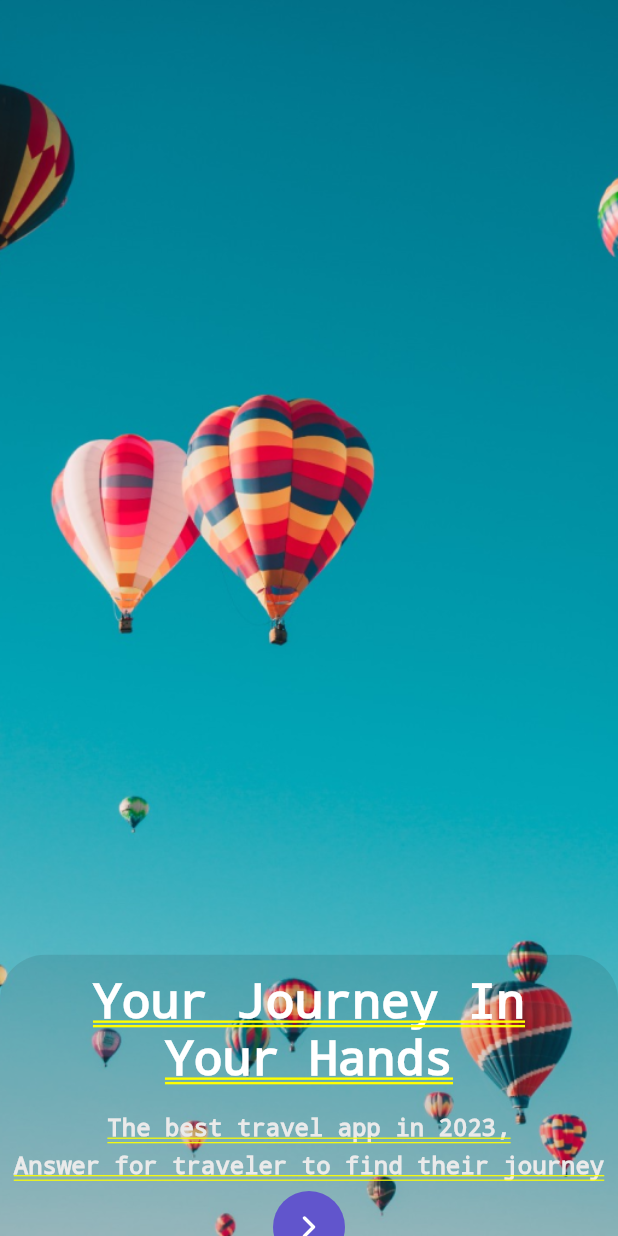
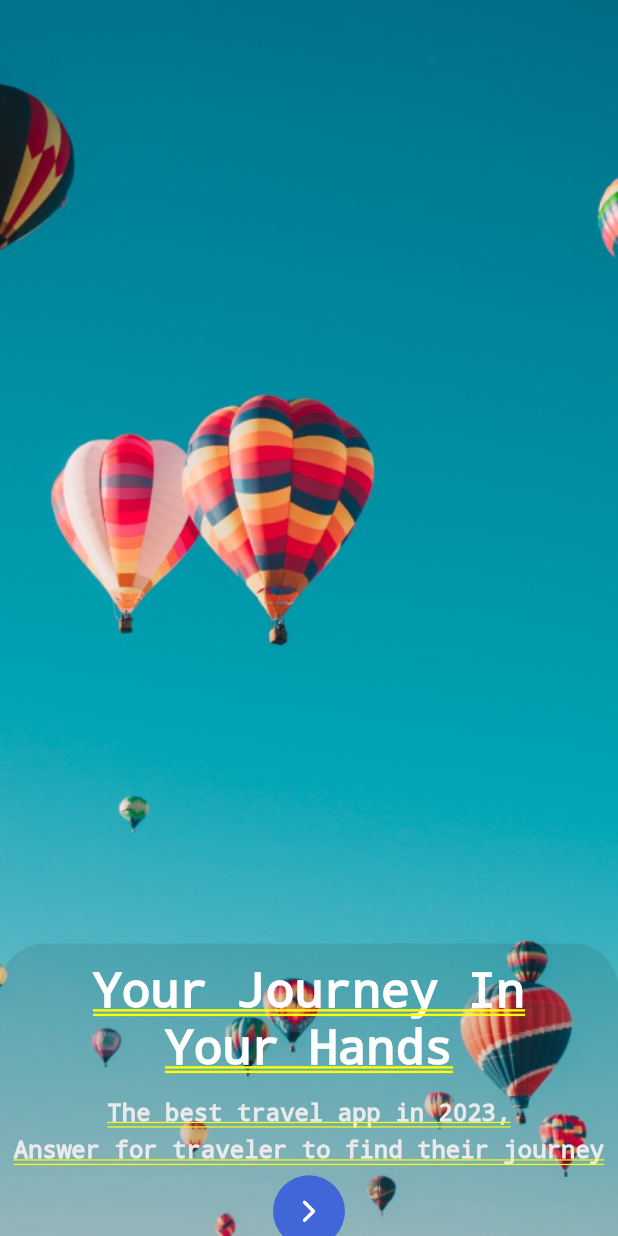
Before and after one commit to lamdv2/flutter_booking_travel_getx, a Flutter app: the first screen one second after launch, on a phone screen of 412 x 824 dp. Run offline on Flutter 3.47's test engine with Material 2 defaults, Android fonts, the phone set to English and light mode, and no system bars; our stand-ins replace cached_network_image, carousel_slider, cloud_firestore, dropdown_button2, firebase_auth, firebase_core and 20 more; missing offline and left inert: flutter_config, flutter_polyline_points, wechat_assets_picker; accounts and stored records are empty; project files that could hold a hidden picture were left out.

Commit message:
impl(fix bug): ui all screen

```diff
--- a/lib/modules/auth/auth_controller.dart
+++ b/lib/modules/auth/auth_controller.dart
@@ -160,7 +160,7 @@ class AuthController extends GetxController {
   void login(BuildContext context) async {
     AppFocus.unFocus(context);
 
-    await showDialog(
+    showDialog(
       context: context,
       barrierDismissible: true,
       builder: (context) {
@@ -184,7 +184,7 @@ class AuthController extends GetxController {
       homeController.getUserDetails(userController.userEmail.value);
       clearControllLogin();
 
-      Get.back();
+      Get.toNamed(Routes.HOME);
     } on FirebaseAuthException catch (e) {
       // ignore: use_build_context_synchronously
       wrongMessage(context, e.code);
--- a/lib/modules/home/home_screen.dart
+++ b/lib/modules/home/home_screen.dart
@@ -1,7 +1,6 @@
 import 'package:doan_clean_achitec/dark_mode.dart';
 import 'package:doan_clean_achitec/models/Destination.dart';
 import 'package:doan_clean_achitec/modules/booking/booking.dart';
-import 'package:doan_clean_achitec/modules/favorite/favorite.dart';
 import 'package:doan_clean_achitec/modules/home/home.dart';
 import 'package:doan_clean_achitec/modules/search/search.dart';
 import 'package:doan_clean_achitec/modules/tour/tour.dart';
--- a/lib/modules/home/widgets/ListDestination.dart
+++ b/lib/modules/home/widgets/ListDestination.dart
@@ -1,7 +1,5 @@
-
 import 'package:flutter/material.dart';
 
-import '../../../shared/constants/assets_helper.dart';
 import '../../../shared/utils/size_utils.dart';
 import '../../../shared/widgets/stateful/DestinationItem.dart';
 
--- a/lib/modules/intro/intro_screen.dart
+++ b/lib/modules/intro/intro_screen.dart
@@ -126,7 +126,7 @@ class _IntroScreenState extends State<IntroScreen> {
                                 duration: const Duration(milliseconds: 200),
                                 curve: Curves.easeIn);
                           } else {
-                            Get.toNamed(Routes.AUTH);
+                            Get.offAllNamed(Routes.AUTH);
                           }
                         },
                       ),
--- a/lib/modules/setting/setting_screen.dart
+++ b/lib/modules/setting/setting_screen.dart
@@ -1,4 +1,5 @@
 import 'package:doan_clean_achitec/dark_mode.dart';
+import 'package:doan_clean_achitec/modules/profile/edit_profile.dart';
 import 'package:doan_clean_achitec/routes/app_pages.dart';
 import 'package:doan_clean_achitec/shared/constants/app_style.dart';
 import 'package:doan_clean_achitec/shared/constants/colors.dart';
@@ -194,7 +195,9 @@ class SettingScreen extends StatelessWidget {
                 ),
                 ListTile(
                   onTap: () {},
-                  title: Row(
+                  title: GestureDetector(
+                    onTap: () => profileController.signUserOut(context),
+                    child: Row(
                       mainAxisAlignment: MainAxisAlignment.center,
                       children: [
                         Text(
@@ -215,6 +218,7 @@ class SettingScreen extends StatelessWidget {
                           height: 24,
                         ),
                       ],
+                    ),
                   ),
                   shape: RoundedRectangleBorder(
                     borderRadius: BorderRadius.circular(12.0),
--- a/lib/modules/splash/splash_screen.dart
+++ b/lib/modules/splash/splash_screen.dart
@@ -7,7 +7,6 @@ class SplashScreen extends StatelessWidget {
 
   @override
   Widget build(BuildContext context) {
-
     return Container(
       width: double.infinity,
       decoration: const BoxDecoration(
@@ -22,7 +21,7 @@ class SplashScreen extends StatelessWidget {
         alignment: Alignment.bottomCenter,
         child: Container(
           width: double.infinity,
-          height: getSize(250),
+          height: getSize(260),
           decoration: BoxDecoration(
             color: ColorConstants.blur,
             borderRadius: const BorderRadius.only(
@@ -35,30 +34,22 @@ class SplashScreen extends StatelessWidget {
               top: getSize(16),
             ),
             child: Column(
+              crossAxisAlignment: CrossAxisAlignment.center,
               children: [
                 const Center(
                   child: Text(
-                    "Your Journey In",
+                    "Your Journey In\nYour Hands",
                     style: TextStyle(
                       fontSize: 32,
                       color: ColorConstants.white,
                       fontWeight: FontWeight.w800,
                     ),
-                  ),
-                ),
-                const Center(
-                  child: Text(
-                    "Your Hands",
-                    style: TextStyle(
-                      fontSize: 32,
-                      color: ColorConstants.white,
-                      fontWeight: FontWeight.w800,
-                    ),
+                    textAlign: TextAlign.center,
                   ),
                 ),
                 Padding(
                   padding: EdgeInsets.only(
-                    top: getSize(24),
+                    top: getSize(20),
                   ),
                   child: const Text(
                     "The best travel app in 2023,",
@@ -84,7 +75,7 @@ class SplashScreen extends StatelessWidget {
                   height: getSize(10),
                 ),
                 CircleAvatar(
-                  backgroundColor: ColorConstants.primaryColor,
+                  backgroundColor: ColorConstants.primaryButton,
                   maxRadius: 24,
                   child: SvgPicture.asset(
                     AssetHelper.icoNextRight,
--- a/lib/modules/tour/tour_item_widget.dart
+++ b/lib/modules/tour/tour_item_widget.dart
@@ -38,7 +38,7 @@ class TourItemWidget extends StatelessWidget {
           borderRadius: BorderRadius.circular(getSize(16)),
           border: Border.all(
             color: appController.isDarkModeOn.value
-                ? ColorConstants.darkCard!.withOpacity(.4)
+                ? ColorConstants.darkCard.withOpacity(.4)
                 : ColorConstants.dividerColor.withOpacity(.4),
             width: 2,
           ),
--- a/lib/shared/constants/assets_helper.dart
+++ b/lib/shared/constants/assets_helper.dart
@@ -155,6 +155,9 @@ class AssetHelper {
       'assets/images/json/img_arrow_rigth.json';
   static const String imgLottieNoImage = 'assets/images/json/img_nodata.json';
 
+  // image
+  static const String imgSplashScreen = 'assets/images/img_splash_screen.svg';
+
   // /images/x2
   static const String imgSplash_1 = 'assets/images/x2/imgSplash1.png';
   static const String imgSplash_2 = 'assets/images/x2/imgSplash2.png';
--- a/lib/shared/widgets/my_textfield.dart
+++ b/lib/shared/widgets/my_textfield.dart
@@ -1,5 +1,4 @@
 import 'package:doan_clean_achitec/dark_mode.dart';
-import 'package:doan_clean_achitec/shared/constants/app_style.dart';
 import 'package:doan_clean_achitec/shared/constants/colors.dart';
 import 'package:doan_clean_achitec/shared/shared.dart';
 import 'package:flutter/material.dart';
--- a/lib/shared/widgets/sevice_item_widget.dart
+++ b/lib/shared/widgets/sevice_item_widget.dart
@@ -5,7 +5,6 @@ import 'package:doan_clean_achitec/shared/utils/size_utils.dart';
 import 'package:flutter/material.dart';
 import 'package:flutter_svg/flutter_svg.dart';
 import 'package:get/get.dart';
-import 'package:get/get_navigation/src/snackbar/snackbar.dart';
 
 class SeviceItemWidget extends StatelessWidget {
   final OnTap? onTap;
@@ -57,7 +56,7 @@ class SeviceItemWidget extends StatelessWidget {
                   isCheckActive
                       ? ColorConstants.white
                       : appController.isDarkModeOn.value
-                          ? ColorConstants.lightBackground!
+                          ? ColorConstants.lightBackground
                           : ColorConstants.titleSearch,
                   BlendMode.srcIn,
                 ),
--- a/lib/shared/widgets/stateful/profile_widget.dart
+++ b/lib/shared/widgets/stateful/profile_widget.dart
@@ -1,5 +1,3 @@
-import 'dart:io';
-
 import 'package:cached_network_image/cached_network_image.dart';
 import 'package:doan_clean_achitec/modules/home/home.dart';
 import 'package:doan_clean_achitec/modules/profile/profile_controller.dart';
@@ -30,7 +28,7 @@ class ProfileWidget extends StatelessWidget {
       () => Container(
         decoration: BoxDecoration(
           color: appController.isDarkModeOn.value
-              ? ColorConstants.darkCard!
+              ? ColorConstants.darkCard
               : ColorConstants.white,
           borderRadius: BorderRadius.circular(getSize(24)),
         ),
--- a/lib/shared/widgets/stateful/search_bar.dart
+++ b/lib/shared/widgets/stateful/search_bar.dart
@@ -1,9 +1,7 @@
 import 'package:doan_clean_achitec/dark_mode.dart';
-import 'package:doan_clean_achitec/modules/google_map/google_map.dart';
 import 'package:flutter/material.dart';
 import 'package:flutter_svg/svg.dart';
 import 'package:get/get.dart';
-import 'package:google_maps_flutter/google_maps_flutter.dart';
 
 import '../../../routes/app_pages.dart';
 import '../../constants/app_style.dart';
--- a/lib/shared/widgets/stateless/drawer_widget.dart
+++ b/lib/shared/widgets/stateless/drawer_widget.dart
@@ -303,7 +303,6 @@ class DrawerWidget extends StatelessWidget {
           InkWell(
             onTap: () {
               controller.signUserOut(context);
-              Get.offNamed(Routes.AUTH);
             },
             child: Container(
               padding: const EdgeInsets.symmetric(
```
Also changed, not shown: lib/modules/auth/auth_login_screen.dart (+0 -9 lines), lib/modules/profile/profile_controller.dart (+7 -11 lines), assets/images/img_splash_screen.svg (added), pubspec.lock, 2 other files. Lines whose indentation alone changed are shown as unchanged.
